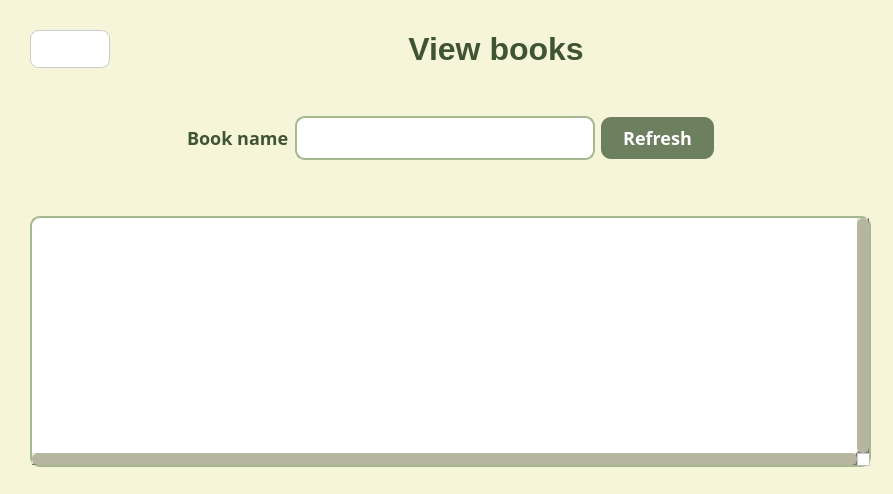
First picture: the form in viewbooks.ui, repository sofiiahaman/OOP-Project, before the edit.
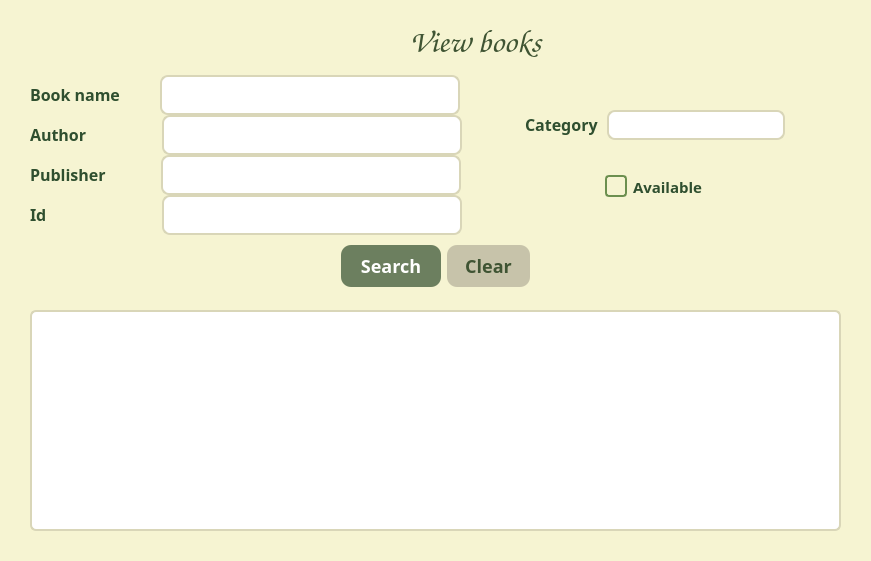
Second picture: the form after the edit. Icons and pictures are not drawn.

Commit message: Implement search with multiple filters support

```diff
--- a/viewbooks.ui
+++ b/viewbooks.ui
@@ -6,55 +6,105 @@
    <rect>
     <x>0</x>
     <y>0</y>
-    <width>893</width>
-    <height>494</height>
+    <width>871</width>
+    <height>561</height>
    </rect>
   </property>
   <property name="windowTitle">
    <string>Dialog</string>
   </property>
   <property name="styleSheet">
-   <string notr="true">/* ======== MAIN WINDOW ======== */
-QDialog {
-    background-color: #f7f5d9;
-    font-family: &quot;Segoe UI&quot;;
-    color: #3f5433;
+   <string notr="true">/* ===== Загальний фон ===== */
+QDialog, QWidget {
+    background-color: #f6f4d2;
+    font-size: 14px;
+    color: #2f4f2f;
+}
+
+/* ===== Заголовки ===== */
+QLabel {
+    font-size: 16px;
+    color: #2f4f2f;
 }
 
 /* ======== TITLE ======== */
-#label {
+#titleLabel {
     font-size: 32px;
     font-weight: bold;
     font-family: &quot;Comic Sans MS&quot;;
     color: #3f5433;
 }
 
-/* ======== LABELS ======== */
-QLabel {
-    font-size: 18px;
-    color: #3f5433;
-}
-
-/* ======== LINE EDITS ======== */
+/* ===== Текстові поля ===== */
 QLineEdit {
     background: #ffffff;
-    border: 2px solid #a6b88f;
-    border-radius: 10px;
-    padding: 8px 12px;
-    font-size: 15px;
-    color: #3f5433;
+    border: 2px solid #d9d6b8;
+    border-radius: 8px;
+    padding: 5px 8px;
+    min-height: 26px;
 }
 
 QLineEdit:focus {
     border: 2px solid #7f936a;
 }
 
-/* ======== REFRESH BUTTON ======== */
-#refreshButton {
+/* ===== Комбобокс ===== */
+QComboBox {
+    background: #ffffff;
+    border: 2px solid #d9d6b8;
+    border-radius: 8px;
+    padding: 4px 8px;
+}
+
+QComboBox::drop-down {
+    border: none;
+    width: 25px;
+}
+
+QComboBox::down-arrow {
+    image: url(:/icons/arrow-down.png);
+    width: 12px;
+    height: 12px;
+}
+
+/* ===== CheckBox ===== */
+QCheckBox {
+    spacing: 6px;
+    font-size: 15px;
+}
+
+QCheckBox::indicator {
+    width: 18px;
+    height: 18px;
+    border: 2px solid #6c8f4f;
+    border-radius: 4px;
+}
+
+QCheckBox::indicator:checked {
+    background-color: #6c8f4f;
+}
+
+/* ===== Базовий стиль кнопок ===== */
+QPushButton {
+    background-color: #c7c3aa;
+    color: #3f5433;
+    padding: 8px 18px;
+    border-radius: 10px;
+    border: none;
+}
+
+QPushButton:hover {
+    background-color: #d4d1bb;
+}
+
+QPushButton:pressed {
+    background-color: #b6b29b;
+}
+
+/* ===== Кнопка пошуку ===== */
+#searchButton {
     background-color: #6c7f5f;
     color: white;
-    padding: 8px 22px;
-    border-radius: 10px;
     font-size: 18px;
     font-weight: bold;
 }
@@ -67,68 +117,79 @@
     background-color: #5b6c50;
 }
 
-/* ======== BACK BUTTON ======== */
+/* ===== Кнопка Clear ===== */
+#clearButton {
+    background-color: #c7c3aa;
+font-size: 18px;
+    color: #3f5433;
+}
+
+#clearButton:hover {
+    background-color: #d4d1bb;
+}
+
+#clearButton:pressed {
+    background-color: #b6b29b;
+}
+
+/* BACK BUTTON */
 #goBackButton {
     background: transparent;
     border: none;
-    font-size: 20px;
+    color: #42522b;
+    font-size: 16px;
+}
+QPushButton#goBackButton:hover {
+    background-color: #d7d9c6;
 }
 
-/* ======== TABLE VIEW ======== */
+/* ===== Таблиця ===== */
 QTableView {
     background: #ffffff;
-    border: 2px solid #a6b88f;
-    border-radius: 10px;
-    gridline-color: #c6c6c6;
-    font-size: 16px;
-    color: #3f5433; 
-    selection-background-color: #cfd8c3;
-    selection-color: #000000;
+    border: 2px solid #d9d6b8;
+    border-radius: 6px;
+    gridline-color: #ddd8b8;
+    selection-background-color: #cfe3b4;
+    selection-color: #2f4f2f;
 }
 
-QTableView::item {
-    color: #3f5433;
-}
-
+/* Заголовки таблиці */
 QHeaderView::section {
-    background-color: #dcdac3;
-    color: #3f5433;
+    background-color: #e5e2c8;
+    color: #2f4f2f;
     padding: 6px;
-    font-size: 16px;
-    border: none;
-    border-right: 1px solid #b5b5b5;
+    border: 1px solid #d0ccb0;
+    font-weight: bold;
 }
 
-
-/* scrollbar minimal styling */
+/* ===== Scrollbars ===== */
 QScrollBar:vertical, QScrollBar:horizontal {
-    background: #e3e3ce;
+    background: #e8e5c9;
+    border-radius: 5px;
     width: 12px;
     height: 12px;
 }
 
 QScrollBar::handle {
-    background: #b6b6a0;
-    border-radius: 6px;
+    background: #b9b693;
+    border-radius: 5px;
 }
 
 QScrollBar::handle:hover {
-    background: #a2a28c;
+    background: #a8a57f;
+}
+
+QScrollBar::add-line, QScrollBar::sub-line {
+    background: none;
+    border: none;
 }
 </string>
   </property>
-  <widget class="QWidget" name="verticalLayoutWidget">
-   <property name="geometry">
-    <rect>
-     <x>20</x>
-     <y>20</y>
-     <width>861</width>
-     <height>461</height>
-    </rect>
-   </property>
-   <layout class="QVBoxLayout" name="verticalLayout" stretch="0,1,2">
+  <layout class="QVBoxLayout" name="verticalLayout_5">
+   <item>
+    <layout class="QVBoxLayout" name="verticalLayout" stretch="0,1,1">
     <property name="spacing">
-     <number>10</number>
+      <number>0</number>
     </property>
     <property name="sizeConstraint">
      <enum>QLayout::SizeConstraint::SetNoConstraint</enum>
@@ -149,37 +210,11 @@
      <layout class="QHBoxLayout" name="horizontalLayout">
       <item>
        <widget class="QPushButton" name="goBackButton">
-        <property name="enabled">
-         <bool>true</bool>
-        </property>
-        <property name="minimumSize">
-         <size>
-          <width>0</width>
-          <height>0</height>
-         </size>
-        </property>
-        <property name="maximumSize">
-         <size>
-          <width>100</width>
-          <height>16777215</height>
-         </size>
-        </property>
-        <property name="styleSheet">
-         <string notr="true">#goBackButton {
-    background-color: white;     /* білий фон */
-    color: #333333;              /* темно-сірий текст */
-    border: 1px solid #cccccc;   /* легка сіра рамка */
-    border-radius: 8px;          /* заокруглені кути */
-    padding: 6px 12px;           /* відступи */
-}
-
-#goBackButton:hover {
-    background-color: #f2f2f2;   /* трохи темніший при наведенні */
-}
-
-#goBackButton:pressed {
-    background-color: #e6e6e6;   /* ще темніший при натисканні */
-}</string>
+         <property name="sizePolicy">
+          <sizepolicy hsizetype="Fixed" vsizetype="Fixed">
+           <horstretch>0</horstretch>
+           <verstretch>0</verstretch>
+          </sizepolicy>
         </property>
         <property name="text">
          <string/>
@@ -204,7 +239,14 @@
        </spacer>
       </item>
       <item>
-       <widget class="QLabel" name="label">
+        <widget class="QLabel" name="titleLabel">
+         <property name="font">
+          <font>
+           <family>Comic Sans MS</family>
+           <pointsize>-1</pointsize>
+           <bold>true</bold>
+          </font>
+         </property>
         <property name="text">
          <string>View books</string>
         </property>
@@ -251,29 +293,16 @@
         <height>290</height>
        </size>
       </property>
-      <widget class="QWidget" name="horizontalLayoutWidget">
-       <property name="geometry">
-        <rect>
-         <x>0</x>
-         <y>0</y>
-         <width>841</width>
-         <height>121</height>
-        </rect>
-       </property>
+       <layout class="QVBoxLayout" name="verticalLayout_6">
+        <item>
        <layout class="QHBoxLayout" name="horizontalLayout_2">
         <item>
-         <spacer name="horizontalSpacer">
-          <property name="orientation">
-           <enum>Qt::Orientation::Horizontal</enum>
-          </property>
-          <property name="sizeHint" stdset="0">
-           <size>
-            <width>40</width>
-            <height>20</height>
-           </size>
-          </property>
-         </spacer>
-        </item>
+           <layout class="QVBoxLayout" name="verticalLayout_2">
+            <property name="spacing">
+             <number>0</number>
+            </property>
+            <item>
+             <layout class="QHBoxLayout" name="horizontalLayout_8">
         <item>
          <widget class="QLabel" name="label_2">
           <property name="sizePolicy">
@@ -294,6 +323,22 @@
           </property>
          </widget>
         </item>
+              <item>
+               <spacer name="horizontalSpacer">
+                <property name="orientation">
+                 <enum>Qt::Orientation::Horizontal</enum>
+                </property>
+                <property name="sizeType">
+                 <enum>QSizePolicy::Policy::Fixed</enum>
+                </property>
+                <property name="sizeHint" stdset="0">
+                 <size>
+                  <width>40</width>
+                  <height>20</height>
+                 </size>
+                </property>
+               </spacer>
+              </item>
         <item>
          <widget class="QLineEdit" name="searchBookLineEdit">
           <property name="sizePolicy">
@@ -305,7 +350,7 @@
           <property name="minimumSize">
            <size>
             <width>300</width>
-            <height>35</height>
+                  <height>40</height>
            </size>
           </property>
           <property name="font">
@@ -317,20 +362,18 @@
           </property>
          </widget>
         </item>
+             </layout>
+            </item>
         <item>
-         <widget class="QPushButton" name="refreshButton">
+             <layout class="QHBoxLayout" name="horizontalLayout_5">
+              <item>
+               <widget class="QLabel" name="label_5">
           <property name="sizePolicy">
            <sizepolicy hsizetype="Fixed" vsizetype="Fixed">
             <horstretch>0</horstretch>
             <verstretch>0</verstretch>
            </sizepolicy>
           </property>
-          <property name="minimumSize">
-           <size>
-            <width>100</width>
-            <height>0</height>
-           </size>
-          </property>
           <property name="font">
            <font>
             <family>Arial Rounded MT</family>
@@ -339,7 +382,7 @@
            </font>
           </property>
           <property name="text">
-           <string>Refresh</string>
+                 <string>Author</string>
           </property>
          </widget>
         </item>
@@ -348,46 +391,372 @@
           <property name="orientation">
            <enum>Qt::Orientation::Horizontal</enum>
           </property>
+                <property name="sizeType">
+                 <enum>QSizePolicy::Policy::Fixed</enum>
+                </property>
           <property name="sizeHint" stdset="0">
            <size>
+                  <width>75</width>
+                  <height>20</height>
+                 </size>
+                </property>
+               </spacer>
+              </item>
+              <item>
+               <widget class="QLineEdit" name="authorLineEdit">
+                <property name="sizePolicy">
+                 <sizepolicy hsizetype="Fixed" vsizetype="Fixed">
+                  <horstretch>0</horstretch>
+                  <verstretch>0</verstretch>
+                 </sizepolicy>
+                </property>
+                <property name="minimumSize">
+                 <size>
+                  <width>300</width>
+                  <height>40</height>
+                 </size>
+                </property>
+                <property name="font">
+                 <font>
+                  <family>Arial Rounded MT</family>
+                  <pointsize>-1</pointsize>
+                  <bold>true</bold>
+                 </font>
+                </property>
+               </widget>
+              </item>
+             </layout>
+            </item>
+            <item>
+             <layout class="QHBoxLayout" name="horizontalLayout_9">
+              <item>
+               <widget class="QLabel" name="label_6">
+                <property name="sizePolicy">
+                 <sizepolicy hsizetype="Fixed" vsizetype="Fixed">
+                  <horstretch>0</horstretch>
+                  <verstretch>0</verstretch>
+                 </sizepolicy>
+                </property>
+                <property name="font">
+                 <font>
+                  <family>Arial Rounded MT</family>
+                  <pointsize>-1</pointsize>
+                  <bold>true</bold>
+                 </font>
+                </property>
+                <property name="text">
+                 <string>Publisher</string>
+                </property>
+               </widget>
+              </item>
+              <item>
+               <spacer name="horizontalSpacer_5">
+                <property name="orientation">
+                 <enum>Qt::Orientation::Horizontal</enum>
+                </property>
+                <property name="sizeType">
+                 <enum>QSizePolicy::Policy::Fixed</enum>
+                </property>
+                <property name="sizeHint" stdset="0">
+                 <size>
+                  <width>55</width>
+                  <height>20</height>
+                 </size>
+                </property>
+               </spacer>
+              </item>
+              <item>
+               <widget class="QLineEdit" name="publisherLineEdit">
+                <property name="sizePolicy">
+                 <sizepolicy hsizetype="Fixed" vsizetype="Fixed">
+                  <horstretch>0</horstretch>
+                  <verstretch>0</verstretch>
+                 </sizepolicy>
+                </property>
+                <property name="minimumSize">
+                 <size>
+                  <width>300</width>
+                  <height>40</height>
+                 </size>
+                </property>
+                <property name="font">
+                 <font>
+                  <family>Arial Rounded MT</family>
+                  <pointsize>-1</pointsize>
+                  <bold>true</bold>
+                 </font>
+                </property>
+               </widget>
+              </item>
+             </layout>
+            </item>
+            <item>
+             <layout class="QHBoxLayout" name="horizontalLayout_10">
+              <item>
+               <widget class="QLabel" name="label_7">
+                <property name="sizePolicy">
+                 <sizepolicy hsizetype="Fixed" vsizetype="Fixed">
+                  <horstretch>0</horstretch>
+                  <verstretch>0</verstretch>
+                 </sizepolicy>
+                </property>
+                <property name="font">
+                 <font>
+                  <family>Arial Rounded MT</family>
+                  <pointsize>-1</pointsize>
+                  <bold>true</bold>
+                 </font>
+                </property>
+                <property name="text">
+                 <string>Id</string>
+                </property>
+               </widget>
+              </item>
+              <item>
+               <spacer name="horizontalSpacer_6">
+                <property name="orientation">
+                 <enum>Qt::Orientation::Horizontal</enum>
+                </property>
+                <property name="sizeType">
+                 <enum>QSizePolicy::Policy::Fixed</enum>
+                </property>
+                <property name="sizeHint" stdset="0">
+                 <size>
+                  <width>115</width>
+                  <height>20</height>
+                 </size>
+                </property>
+               </spacer>
+              </item>
+              <item>
+               <widget class="QLineEdit" name="idLineEdit">
+                <property name="sizePolicy">
+                 <sizepolicy hsizetype="Fixed" vsizetype="Fixed">
+                  <horstretch>0</horstretch>
+                  <verstretch>0</verstretch>
+                 </sizepolicy>
+                </property>
+                <property name="minimumSize">
+                 <size>
+                  <width>300</width>
+                  <height>40</height>
+                 </size>
+                </property>
+                <property name="font">
+                 <font>
+                  <family>Arial Rounded MT</family>
+                  <pointsize>-1</pointsize>
+                  <bold>true</bold>
+                 </font>
+                </property>
+               </widget>
+              </item>
+             </layout>
+            </item>
+           </layout>
+          </item>
+          <item>
+           <layout class="QVBoxLayout" name="verticalLayout_3" stretch="0,0">
+            <property name="spacing">
+             <number>0</number>
+            </property>
+            <item>
+             <layout class="QHBoxLayout" name="horizontalLayout_11">
+              <property name="spacing">
+               <number>8</number>
+              </property>
+              <item>
+               <spacer name="horizontalSpacer_7">
+                <property name="orientation">
+                 <enum>Qt::Orientation::Horizontal</enum>
+                </property>
+                <property name="sizeHint" stdset="0">
+                 <size>
             <width>40</width>
             <height>20</height>
            </size>
           </property>
          </spacer>
         </item>
-       </layout>
-      </widget>
+              <item>
+               <widget class="QLabel" name="label_3">
+                <property name="sizePolicy">
+                 <sizepolicy hsizetype="Fixed" vsizetype="Fixed">
+                  <horstretch>0</horstretch>
+                  <verstretch>0</verstretch>
+                 </sizepolicy>
+                </property>
+                <property name="font">
+                 <font>
+                  <family>Arial Rounded MT</family>
+                  <pointsize>-1</pointsize>
+                  <bold>true</bold>
+                 </font>
+                </property>
+                <property name="text">
+                 <string>Category</string>
+                </property>
+               </widget>
+              </item>
+              <item>
+               <widget class="QComboBox" name="categoryComboBox">
+                <property name="sizePolicy">
+                 <sizepolicy hsizetype="Fixed" vsizetype="Fixed">
+                  <horstretch>0</horstretch>
+                  <verstretch>0</verstretch>
+                 </sizepolicy>
+                </property>
+                <item>
+                 <property name="text">
+                  <string/>
+                 </property>
+                </item>
+                <item>
+                 <property name="text">
+                  <string>Програмування</string>
+                 </property>
+                </item>
+                <item>
+                 <property name="text">
+                  <string>Художня література</string>
+                 </property>
+                </item>
+               </widget>
+              </item>
+              <item>
+               <spacer name="horizontalSpacer_8">
+                <property name="orientation">
+                 <enum>Qt::Orientation::Horizontal</enum>
+                </property>
+                <property name="sizeHint" stdset="0">
+                 <size>
+                  <width>40</width>
+                  <height>20</height>
+                 </size>
+                </property>
+               </spacer>
+              </item>
+             </layout>
+            </item>
+            <item>
+             <layout class="QHBoxLayout" name="horizontalLayout_12">
+              <item>
+               <widget class="QCheckBox" name="availableCheckBox">
+                <property name="sizePolicy">
+                 <sizepolicy hsizetype="Fixed" vsizetype="Fixed">
+                  <horstretch>0</horstretch>
+                  <verstretch>0</verstretch>
+                 </sizepolicy>
+                </property>
+                <property name="font">
+                 <font>
+                  <family>Arial Rounded MT</family>
+                  <pointsize>-1</pointsize>
+                  <bold>true</bold>
+                 </font>
+                </property>
+                <property name="text">
+                 <string>Available</string>
+                </property>
+               </widget>
+              </item>
+             </layout>
+            </item>
+           </layout>
+          </item>
+         </layout>
+        </item>
+        <item>
+         <layout class="QHBoxLayout" name="horizontalLayout_6">
+          <item>
+           <spacer name="horizontalSpacer_9">
+            <property name="orientation">
+             <enum>Qt::Orientation::Horizontal</enum>
+            </property>
+            <property name="sizeHint" stdset="0">
+             <size>
+              <width>40</width>
+              <height>20</height>
+             </size>
+            </property>
+           </spacer>
+          </item>
+          <item>
+           <widget class="QPushButton" name="searchButton">
+            <property name="sizePolicy">
+             <sizepolicy hsizetype="Fixed" vsizetype="Fixed">
+              <horstretch>0</horstretch>
+              <verstretch>0</verstretch>
+             </sizepolicy>
+            </property>
+            <property name="minimumSize">
+             <size>
+              <width>100</width>
+              <height>0</height>
+             </size>
+            </property>
+            <property name="font">
+             <font>
+              <family>Arial Rounded MT</family>
+              <pointsize>-1</pointsize>
+              <bold>true</bold>
+             </font>
+            </property>
+            <property name="text">
+             <string>Search</string>
+            </property>
+           </widget>
+          </item>
+          <item>
+           <widget class="QPushButton" name="clearButton">
+            <property name="sizePolicy">
+             <sizepolicy hsizetype="Fixed" vsizetype="Fixed">
+              <horstretch>0</horstretch>
+              <verstretch>0</verstretch>
+             </sizepolicy>
+            </property>
+            <property name="font">
+             <font>
+              <family>Arial Rounded MT</family>
+              <pointsize>-1</pointsize>
+              <bold>true</bold>
+             </font>
+            </property>
+            <property name="text">
+             <string>Clear</string>
+            </property>
+           </widget>
+          </item>
+          <item>
+           <spacer name="horizontalSpacer_10">
+            <property name="orientation">
+             <enum>Qt::Orientation::Horizontal</enum>
+            </property>
+            <property name="sizeHint" stdset="0">
+             <size>
+              <width>40</width>
+              <height>20</height>
+             </size>
+            </property>
+           </spacer>
+          </item>
+         </layout>
+        </item>
+       </layout>
      </widget>
     </item>
     <item>
      <widget class="QWidget" name="widget_2" native="true">
-      <widget class="QTableView" name="tableView">
-       <property name="geometry">
-        <rect>
-         <x>0</x>
-         <y>0</y>
-         <width>841</width>
-         <height>251</height>
-        </rect>
-       </property>
-       <property name="minimumSize">
-        <size>
-         <width>0</width>
-         <height>200</height>
-        </size>
-       </property>
-       <property name="verticalScrollBarPolicy">
-        <enum>Qt::ScrollBarPolicy::ScrollBarAlwaysOn</enum>
-       </property>
-       <property name="horizontalScrollBarPolicy">
-        <enum>Qt::ScrollBarPolicy::ScrollBarAlwaysOn</enum>
-       </property>
-      </widget>
-     </widget>
+       <layout class="QVBoxLayout" name="verticalLayout_4">
+        <item>
+         <widget class="QTableView" name="tableView"/>
     </item>
    </layout>
   </widget>
+     </item>
+    </layout>
+   </item>
+  </layout>
  </widget>
  <resources/>
  <connections/>
```
Left out of the diff: 8 changed lines with no effect on the pictures. Lines whose indentation alone changed are shown as unchanged. The commit also changes 2 other files.
